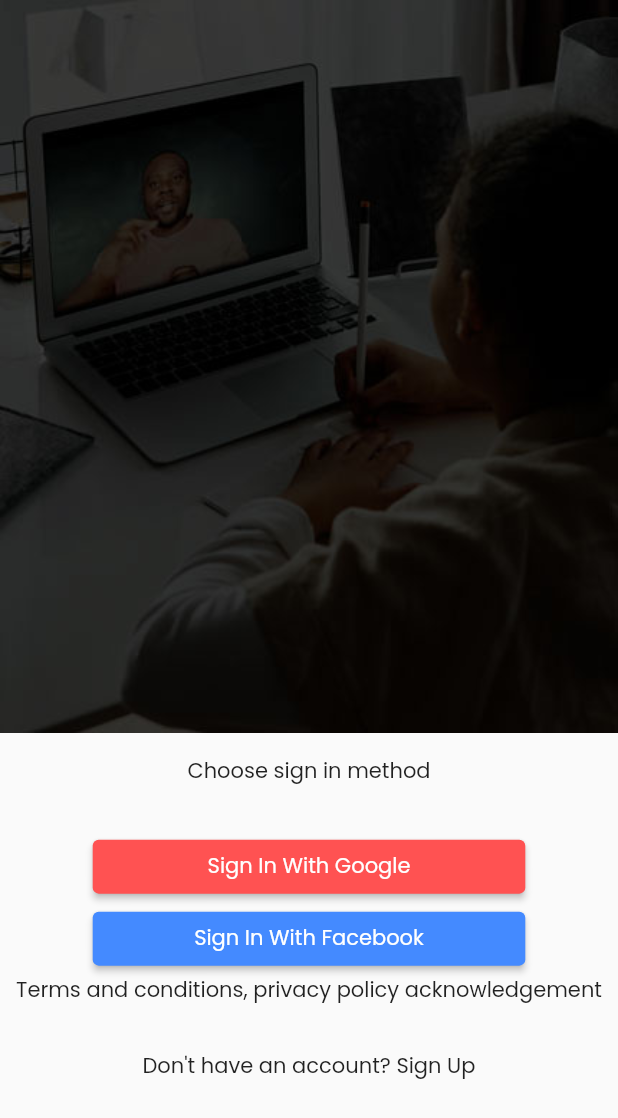
After one commit to sibusisondlovu/tutornest-app, a Flutter app: the screen it shows after launch, after a tap on "I AM LEARNER", on a phone screen of 412 x 824 dp. The commit adds this screen. Shown: the top 1118 px of the screen. Run offline on Flutter 3.47's test engine with Material 2 defaults, Android fonts, the phone set to English and light mode, and no system bars; our stand-ins replace firebase_core; missing offline and left inert: video_thumbnail; accounts and stored records are empty.

```diff
--- a/lib/main.dart
+++ b/lib/main.dart
@@ -1,3 +1,4 @@
+import 'package:firebase_core/firebase_core.dart';
 import 'package:flutter/material.dart';
 import 'package:tutor_nest/screens/common/choose_role_screen.dart';
 
@@ -6,11 +7,16 @@ void main() {
 }
 
 class MyApp extends StatelessWidget {
+
+  final Future<FirebaseApp> _initialization = Firebase.initializeApp();
+
   @override
   Widget build(BuildContext context) {
     return MaterialApp(
-      title: 'TutorNest',
+      title: 'Tutor Nest',
+      debugShowCheckedModeBanner: false,
       theme: ThemeData(
+          fontFamily: 'Poppins'
       ),
       home: ChooseRoleScreen(),
     );
--- a/lib/screens/common/choose_role_screen.dart
+++ b/lib/screens/common/choose_role_screen.dart
@@ -1,11 +1,31 @@
+import 'package:firebase_core/firebase_core.dart';
 import 'package:flutter/material.dart';
+import 'package:tutor_nest/screens/common/sign_in_learner_screen.dart';
+import 'package:tutor_nest/screens/common/something_went_wrong_screen.dart';
 
 import 'package:tutor_nest/screens/learner/learner_main_layout.dart';
 import 'package:tutor_nest/shared/constants.dart';
 
+import 'loading_screen.dart';
+
 class ChooseRoleScreen extends StatelessWidget {
+
+  final Future<FirebaseApp> _initialization = Firebase.initializeApp();
+
+
   @override
   Widget build(BuildContext context) {
+    return FutureBuilder(
+      // Initialize FlutterFire:
+      future: _initialization,
+      builder: (context, snapshot) {
+        // Check for errors
+        if (snapshot.hasError) {
+          return SomethingWentWrongScreen();
+        }
+
+        // Once complete, show your application
+        if (snapshot.connectionState == ConnectionState.done) {
           return Scaffold(
             body: Align(
               alignment: Alignment.center,
@@ -37,7 +57,7 @@ class ChooseRoleScreen extends StatelessWidget {
                               onPressed: ()  {
                                 Navigator.push(
                                   context,
-                            MaterialPageRoute(builder: (context) => LearnerHomeLayout()),
+                                  MaterialPageRoute(builder: (context) => SignInLearnerScreen()),
                                 );
                               },
                               child: Text(
@@ -84,4 +104,10 @@ class ChooseRoleScreen extends StatelessWidget {
             ),
           );
         }
+
+        // Otherwise, show something whilst waiting for initialization to complete
+        return LoadingScreen();
+      },
+    );
   }
+}
--- /dev/null
+++ b/lib/screens/common/loading_screen.dart
@@ -0,0 +1,27 @@
+import 'package:flutter/material.dart';
+
+class LoadingScreen extends StatefulWidget {
+  const LoadingScreen({Key key}) : super(key: key);
+
+  @override
+  _LoadingScreenState createState() => _LoadingScreenState();
+}
+
+class _LoadingScreenState extends State<LoadingScreen> {
+  @override
+  Widget build(BuildContext context) {
+    return Scaffold(body: Container(
+      width: MediaQuery.of(context).size.width,
+      height: MediaQuery.of(context).size.height,
+      child: Center(
+        child: SizedBox(
+          height: 50,
+          width: 50,
+          child: CircularProgressIndicator(
+
+          ),
+        ),
+      ),
+    ));
+  }
+}
--- /dev/null
+++ b/lib/screens/common/sign_in_learner_screen.dart
@@ -0,0 +1,68 @@
+import 'package:flutter/material.dart';
+
+class SignInLearnerScreen extends StatefulWidget {
+  const SignInLearnerScreen({Key key}) : super(key: key);
+
+  @override
+  _SignInLearnerScreenState createState() => _SignInLearnerScreenState();
+}
+
+class _SignInLearnerScreenState extends State<SignInLearnerScreen> {
+  @override
+  Widget build(BuildContext context) {
+    return Scaffold(
+      body: Container(
+        width: MediaQuery.of(context).size.width,
+        height: MediaQuery.of(context).size.height,
+        child: Column(
+          children: [
+            Image.asset('assets/images/backgrounds/sign_in_bg.jpg'),
+            Container(
+              height: MediaQuery.of(context).size.height * 0.3,
+              child: Column(
+                mainAxisAlignment: MainAxisAlignment.spaceAround,
+                children: [
+                  Text('Choose sign in method'),
+                  Column(
+                    children: [
+                      SizedBox(
+                        width: MediaQuery.of(context).size.width * 0.7,
+                        child: ElevatedButton(onPressed: (){},
+                            style: ButtonStyle(
+                              backgroundColor: MaterialStateProperty.resolveWith<Color>(
+                                    (Set<MaterialState> states) {
+                                  return Colors.redAccent;// Use the component's default.
+                                },
+                              ),
+                            ),
+                            child: Text(
+                                'Sign In With Google'
+                            )),
+                      ),
+                      SizedBox(
+                        width: MediaQuery.of(context).size.width * 0.7,
+                        child: ElevatedButton(onPressed: (){},
+                            style: ButtonStyle(
+                              backgroundColor: MaterialStateProperty.resolveWith<Color>(
+                                    (Set<MaterialState> states) {
+                                  return Colors.blueAccent;// Use the component's default.
+                                },
+                              ),
+                            ),
+                            child: Text(
+                                'Sign In With Facebook'
+                            )),
+                      ),
+                      Text('Terms and conditions, privacy policy acknowledgement'),
+                    ],
+                  ),
+                  Text('Don\'t have an account? Sign Up'),
+                ],
+              ),
+            )
+          ],
+        ),
+      ),
+    );
+  }
+}
```
Also changed, not shown: lib/screens/common/something_went_wrong_screen.dart (added, +19 -0 lines), lib/screens/learner/learner_main_layout.dart (+5 -2 lines), lib/shared/constants.dart (+4 -4 lines), pubspec.yaml (+7 -4 lines), assets/fonts/Poppins-Black.ttf (added), assets/fonts/Poppins-Bold.ttf (added), assets/fonts/Poppins-Regular.ttf (added), assets/images/backgrounds/sign_in_bg.jpg (added), pubspec.lock, 3 other files. Lines whose indentation alone changed are shown as unchanged.
